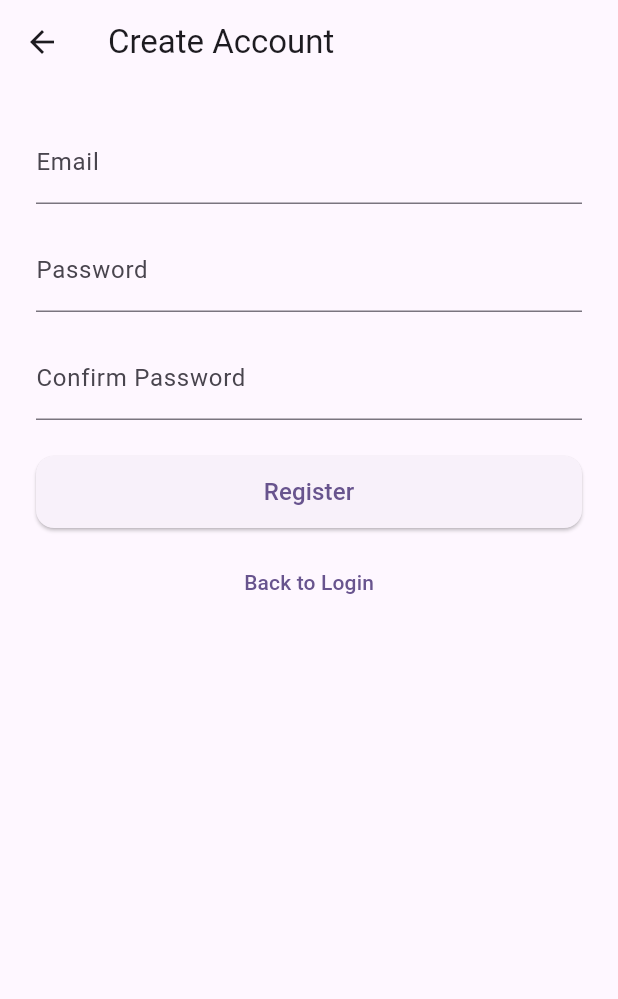
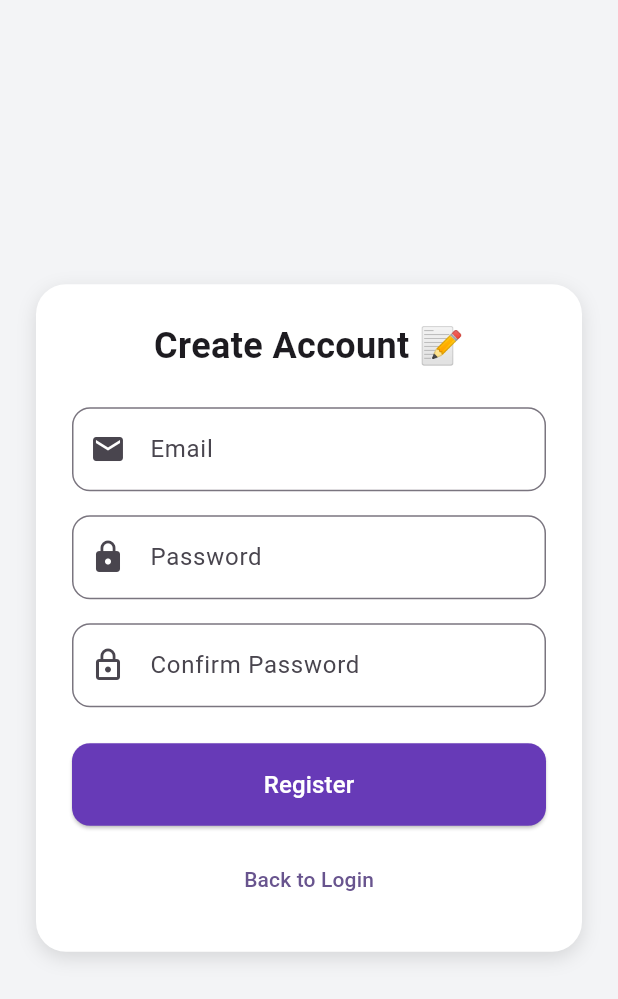
Before and after one commit to koard/Personal-Wellness-Tracker, a Flutter app: the RegisterScreen screen opened directly, on a phone screen of 412 x 824 dp. Shown: the top 999 px of the screen. Run offline on Flutter 3.47's test engine with Material 3 defaults, Android fonts, the light colour scheme and no system bars; our stand-ins replace firebase_auth, firebase_core, flutter_dotenv, flutter_riverpod; accounts and stored records are empty.

Commit message:
Fix UI for Login and Register Screen

```diff
--- a/lib/auth/screens/register_screen.dart
+++ b/lib/auth/screens/register_screen.dart
@@ -1,7 +1,6 @@
 import 'package:flutter/material.dart';
 import 'package:flutter_riverpod/flutter_riverpod.dart';
 import '../services/auth_service.dart';
-import '../../widgets/shared/custom_button.dart';
 
 class RegisterScreen extends ConsumerStatefulWidget {
   const RegisterScreen({super.key});
@@ -28,7 +27,38 @@ class _RegisterScreenState extends ConsumerState<RegisterScreen> {
 
       if (mounted) {
         if (success) {
-          Navigator.pushReplacementNamed(context, '/onboarding');
+          showDialog(
+            context: context,
+            barrierDismissible: false,
+            builder: (context) {
+              return Dialog(
+                shape: RoundedRectangleBorder(borderRadius: BorderRadius.circular(16)),
+                child: Container(
+                  padding: const EdgeInsets.all(24),
+                  color: Colors.green[50],
+                  child: Column(
+                    mainAxisSize: MainAxisSize.min,
+                    children: const [
+                      Icon(Icons.check_circle, color: Colors.green, size: 60),
+                      SizedBox(height: 16),
+                      Text(
+                        'Registration Successful!',
+                        style: TextStyle(fontSize: 18, fontWeight: FontWeight.bold, color: Colors.green),
+                        textAlign: TextAlign.center,
+                      ),
+                    ],
+                  ),
+                ),
+              );
+            },
+          );
+
+          await Future.delayed(const Duration(seconds: 1));
+          if (mounted) {
+            Navigator.of(context)
+              ..pop()  // close dialog
+              ..pop(); // back to login
+          }
         } else {
           ScaffoldMessenger.of(context).showSnackBar(
             const SnackBar(content: Text('Registration failed.')),
@@ -41,24 +71,53 @@ class _RegisterScreenState extends ConsumerState<RegisterScreen> {
   @override
   Widget build(BuildContext context) {
     return Scaffold(
-      appBar: AppBar(title: const Text('Create Account')),
-      body: Padding(
-        padding: const EdgeInsets.all(24.0),
+      backgroundColor: const Color(0xFFF3F4F6),
+      body: Center(
+        child: SingleChildScrollView(
+          padding: const EdgeInsets.symmetric(horizontal: 24),
+          child: Container(
+            padding: const EdgeInsets.all(24),
+            decoration: BoxDecoration(
+              color: Colors.white,
+              borderRadius: BorderRadius.circular(20),
+              boxShadow: const [
+                BoxShadow(
+                  color: Colors.black12,
+                  blurRadius: 10,
+                  offset: Offset(0, 4),
+                )
+              ],
+            ),
             child: Form(
               key: _formKey,
               child: Column(
+                mainAxisSize: MainAxisSize.min,
                 children: [
+                  const Text(
+                    'Create Account 📝',
+                    style: TextStyle(fontSize: 24, fontWeight: FontWeight.bold),
+                  ),
+                  const SizedBox(height: 24),
                   TextFormField(
                     controller: emailCtrl,
                     keyboardType: TextInputType.emailAddress,
-                decoration: const InputDecoration(labelText: 'Email'),
-                validator: (val) => val != null && val.contains('@') ? null : 'Enter valid email',
+                    decoration: InputDecoration(
+                      prefixIcon: const Icon(Icons.email),
+                      labelText: 'Email',
+                      border: OutlineInputBorder(borderRadius: BorderRadius.circular(12)),
+                    ),
+                    validator: (val) =>
+                        val != null && val.contains('@') ? null : 'Enter valid email',
                   ),
                   const SizedBox(height: 16),
                   TextFormField(
                     controller: passwordCtrl,
                     obscureText: true,
-                decoration: const InputDecoration(labelText: 'Password'),
+                    decoration: InputDecoration(
+                      prefixIcon: const Icon(Icons.lock),
+                      labelText: 'Password',
+                      border: OutlineInputBorder(borderRadius: BorderRadius.circular(12)),
+                    ),
                     validator: (val) =>
                         val != null && val.length >= 6 ? null : 'Minimum 6 characters',
                   ),
@@ -66,14 +125,30 @@ class _RegisterScreenState extends ConsumerState<RegisterScreen> {
                   TextFormField(
                     controller: confirmCtrl,
                     obscureText: true,
-                decoration: const InputDecoration(labelText: 'Confirm Password'),
+                    decoration: InputDecoration(
+                      prefixIcon: const Icon(Icons.lock_outline),
+                      labelText: 'Confirm Password',
+                      border: OutlineInputBorder(borderRadius: BorderRadius.circular(12)),
+                    ),
                     validator: (val) =>
                         val == passwordCtrl.text ? null : 'Passwords do not match',
                   ),
                   const SizedBox(height: 24),
-              CustomButton(
-                text: 'Register',
+                  SizedBox(
+                    width: double.infinity,
+                    child: ElevatedButton(
                       onPressed: isLoading ? null : _register,
+                      style: ElevatedButton.styleFrom(
+                        padding: const EdgeInsets.symmetric(vertical: 16),
+                        shape: RoundedRectangleBorder(borderRadius: BorderRadius.circular(12)),
+                        backgroundColor: Colors.deepPurple,
+                        foregroundColor: Colors.white, // ✅ สีข้อความขาวแม้ตอน disabled
+                      ),
+                      child: Text(
+                        isLoading ? 'Registering...' : 'Register',
+                        style: const TextStyle(fontSize: 16),
+                      ),
+                    ),
                   ),
                   const SizedBox(height: 12),
                   TextButton(
@@ -84,6 +159,8 @@ class _RegisterScreenState extends ConsumerState<RegisterScreen> {
               ),
             ),
           ),
+        ),
+      ),
     );
   }
 }
```
Also changed, not shown: lib/auth/screens/login_screen.dart (+63 -12 lines), lib/main.dart (+9 -3 lines). Lines whose indentation alone changed are shown as unchanged.
